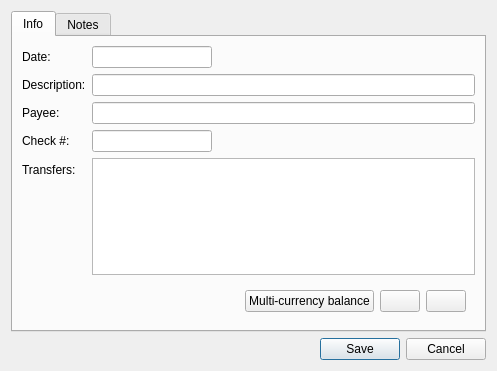
The window that qt/ui/transaction_panel.ui (Mouchnino/moneyguru) describes before a commit, drawn with Qt 5.
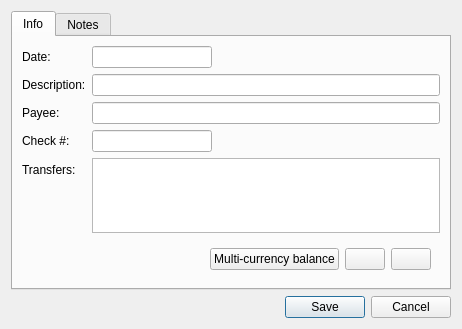
The same window after the commit. Icons and pictures are not drawn. Custom widgets are drawn as their Qt base class.

Commit message: In Qt, tweaked transaction/schedule panels for Windows.

```diff
--- a/qt/ui/transaction_panel.ui
+++ b/qt/ui/transaction_panel.ui
@@ -6,8 +6,8 @@
    <rect>
     <x>0</x>
     <y>0</y>
-    <width>497</width>
-    <height>371</height>
+    <width>462</width>
+    <height>329</height>
    </rect>
   </property>
   <property name="windowTitle">
```
The commit also changes 1 other file.
